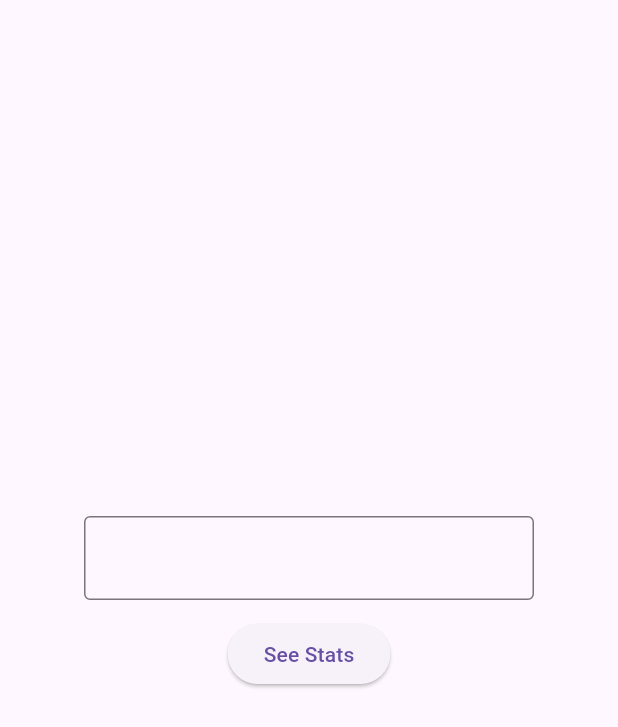
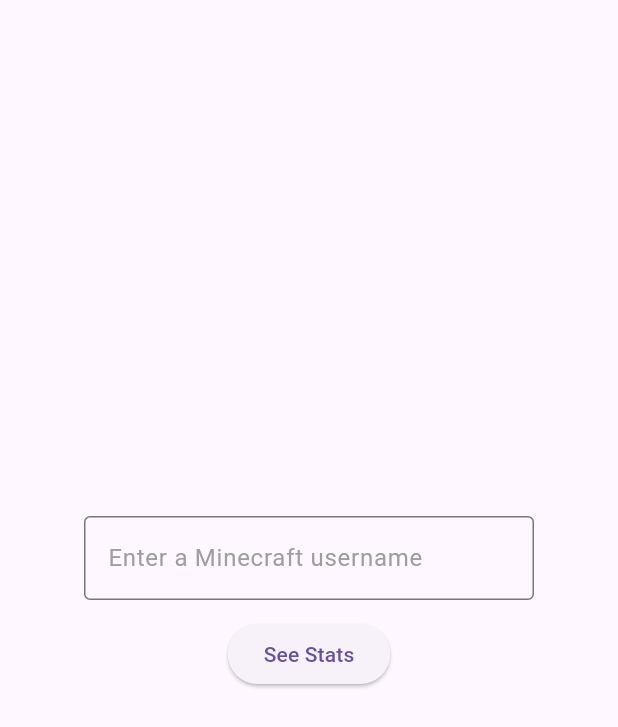
Before and after one commit to Langnir1/hypixel_bedwars_stats, a Flutter app: the screen it shows after launch, on a phone screen of 412 x 824 dp. Shown: the top 727 px of the screen. Run offline on Flutter 3.47's test engine with Material 3 defaults, Android fonts, the phone set to English and light mode, and no system bars.

Commit message:
added hintText to guide users for what to put in the textbox

```diff
--- a/lib/main.dart
+++ b/lib/main.dart
@@ -84,6 +84,10 @@ class _MyHomePageState extends State<MyHomePage> {
               child: TextField(
                 controller: _usernameController,
                 decoration: const InputDecoration(
+                  hintText: 'Enter a Minecraft username',
+                  hintStyle: TextStyle(
+                    color: Color(0xFF9E9E9E),
+                  ),
                   border: OutlineInputBorder(),
                 ),
                 onSubmitted: (_) => _seeStats(),
```
